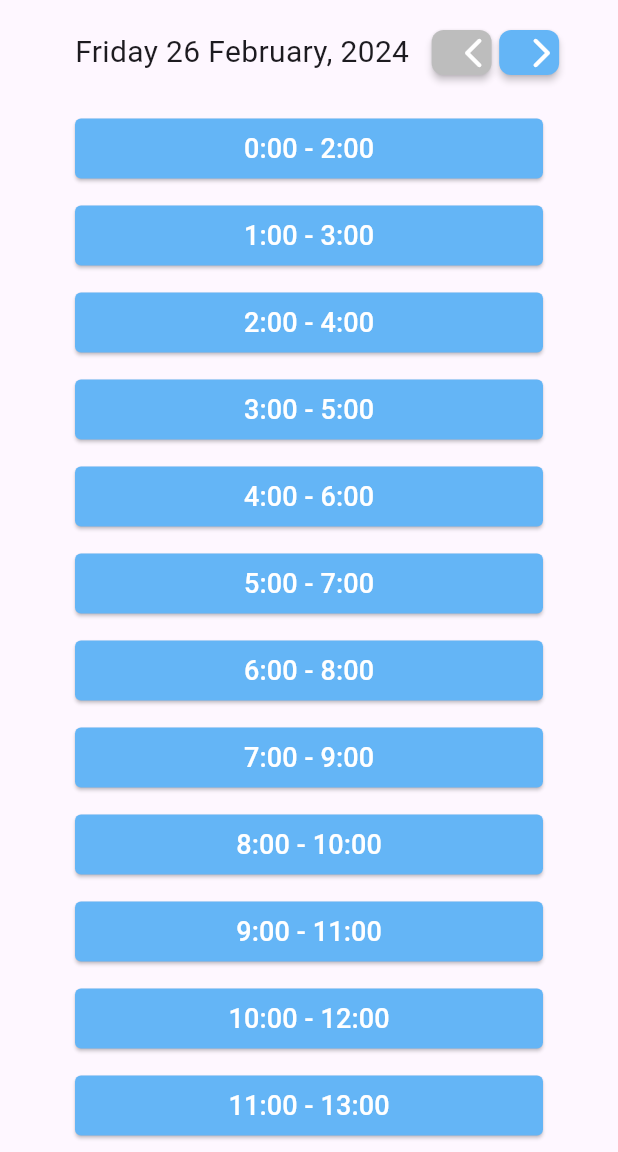
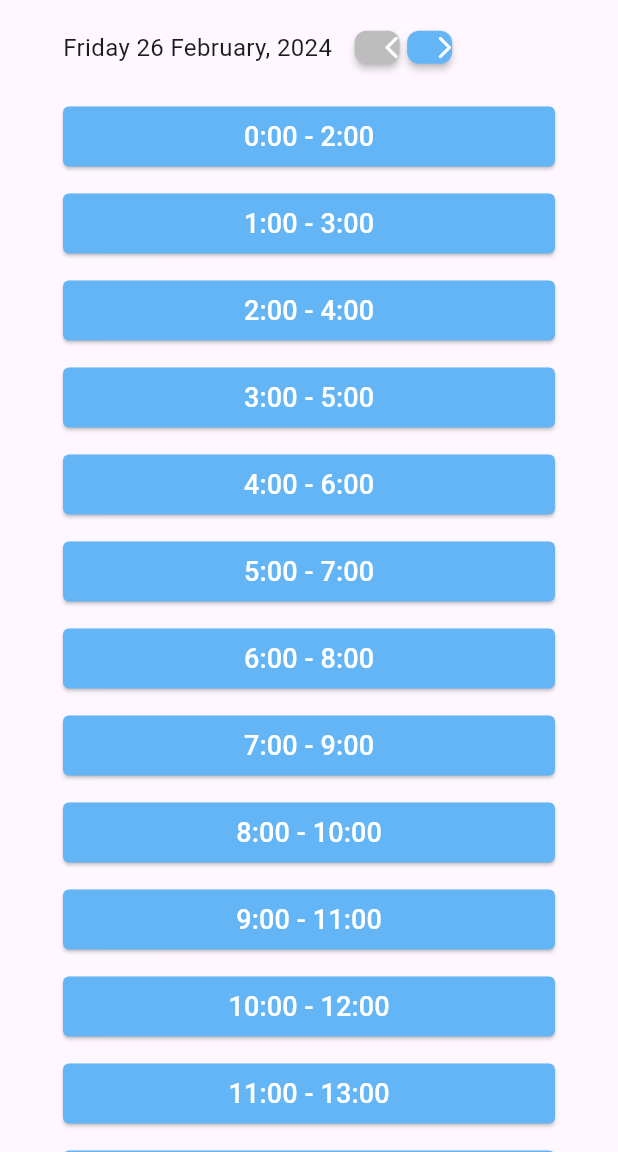
Before and after one commit to thibaultbriens/booking_washing_machine_finland, a Flutter app: the screen it shows once a user with an empty profile is signed in, on a phone screen of 412 x 824 dp, the part 84-1236 px from its top. Run offline on Flutter 3.47's test engine with Material 3 defaults, Android fonts, the phone set to English and light mode, and no system bars; our stand-ins replace cloud_firestore, firebase_auth, firebase_core, responsive_builder; accounts and stored records are empty.

Commit message:
added some responsive

```diff
--- a/lib/screens/authentification/login.dart
+++ b/lib/screens/authentification/login.dart
@@ -31,7 +31,7 @@ class _LoginState extends State<Login> {
     return Scaffold(
       appBar: AppBar(
         backgroundColor: background1,
-        // centerTitle: true,
+        centerTitle: false,
         title: Text("Log in", style: TextStyle(color: Colors.white)),
         actions: [
           ElevatedButton(
--- a/lib/screens/authentification/register.dart
+++ b/lib/screens/authentification/register.dart
@@ -31,7 +31,7 @@ class _RegisterState extends State<Register> {
     return Scaffold(
       appBar: AppBar(
         backgroundColor: background1,
-        // centerTitle: true,
+        centerTitle: false,
         title: Text("Register", style: TextStyle(color: Colors.white)),
         actions: [
           ElevatedButton(
--- a/lib/screens/home/available_booking_list.dart
+++ b/lib/screens/home/available_booking_list.dart
@@ -4,6 +4,7 @@ import 'package:booking_finland_washing_machine/shared/functions.dart';
 import 'package:firebase_auth/firebase_auth.dart';
 import 'package:flutter/material.dart';
 import 'package:provider/provider.dart';
+import 'package:responsive_builder/responsive_builder.dart';
 
 class AvailableBookingList extends StatefulWidget {
 
@@ -19,6 +20,8 @@ class _AvailableBookingListState extends State<AvailableBookingList> {
   @override
   Widget build(BuildContext context){
 
+    bool isMobile = getDeviceType(MediaQuery.of(context).size) == DeviceScreenType.mobile;
+
     User? _currentUser = Provider.of<User?>(context);
 
     CalendarService _calendarService = CalendarService(dateFormat.format(widget.dateTime), _currentUser!.uid);
@@ -28,7 +31,7 @@ class _AvailableBookingListState extends State<AvailableBookingList> {
 
     return Container(
       child: ListView.builder(
-        padding: EdgeInsets.symmetric(horizontal: 50, vertical: 20),
+        padding: EdgeInsets.symmetric(horizontal: isMobile ? 42 : 50, vertical: isMobile ? 14 : 20),
         itemCount: available.length,
         itemBuilder: (context, index) {
           //print("inside widget : $available");
--- a/lib/screens/home/home.dart
+++ b/lib/screens/home/home.dart
@@ -7,6 +7,7 @@ import 'package:booking_finland_washing_machine/shared/functions.dart';
 import 'package:firebase_auth/firebase_auth.dart';
 import 'package:flutter/material.dart';
 import 'package:provider/provider.dart';
+import 'package:responsive_builder/responsive_builder.dart';
 
 class Home extends StatefulWidget {
   const Home({ Key? key }) : super(key: key);
@@ -25,7 +26,7 @@ class _HomeState extends State<Home> {
   @override
   Widget build(BuildContext context) {
 
-    print("datetime = ${dateTime.toString()}");
+    bool isMobile = getDeviceType(MediaQuery.of(context).size) == DeviceScreenType.mobile;
 
     final User? _currentUser = Provider.of<User?>(context);
     final AuthService _authSerivce = AuthService();
@@ -71,21 +72,21 @@ class _HomeState extends State<Home> {
           crossAxisAlignment: CrossAxisAlignment.start,
           children: [
             Padding(
-              padding: EdgeInsets.fromLTRB(50, 20, 50, 5),
+              padding: EdgeInsets.fromLTRB(isMobile ? 42 : 50, 20, 50, 10),
               child: Row(
                 crossAxisAlignment: CrossAxisAlignment.center,
                 children: [
                   Text(
                     dateTimeToString(dateTime),
                     style: TextStyle(
-                      fontSize: 20,
+                      fontSize: isMobile ? 16 : 20,
                     ),
                   ),
                   SizedBox(width: 15,),
                   // back date button
                   Container(
-                    width: 40,
-                    height: 30,
+                    width: isMobile ? 30 : 40,
+                    height: isMobile ? 22 : 30,
                     child: MaterialButton(
                       onPressed: () {
                         if(dateTime.day == DateTime.now().day){
@@ -114,14 +115,15 @@ class _HomeState extends State<Home> {
                       child: Icon(
                         Icons.arrow_back_ios_rounded,
                         color: Colors.white,
+                        size: isMobile ? 18 : 25,
                       ),
                     ),
                   ),
                   SizedBox(width: 5,),
                   // next date button
                   Container(
-                    width: 40,
-                    height: 30,
+                    width: isMobile ? 30 : 40,
+                    height: isMobile ? 22 : 30,
                     child: MaterialButton(
                       onPressed: () {
                         setState(() {
@@ -136,6 +138,7 @@ class _HomeState extends State<Home> {
                       child: Icon(
                         Icons.arrow_forward_ios_rounded,
                         color: Colors.white,
+                        size: isMobile ? 18 : 25,
                       ),
                     ),
                   ),
--- /dev/null
+++ b/package.json
@@ -0,0 +1,5 @@
+{
+  "dependencies": {
+    "firebase": "^10.7.2"
+  }
+}
--- a/pubspec.yaml
+++ b/pubspec.yaml
@@ -41,6 +41,7 @@ dependencies:
   provider: ^6.1.1
   flutter_spinkit: ^5.2.0
   intl: ^0.17.0
+  responsive_builder: ^0.7.0
 
 dev_dependencies:
   flutter_test:
```
Also changed, not shown: package-lock.json (added), pubspec.lock, 1 other file.
